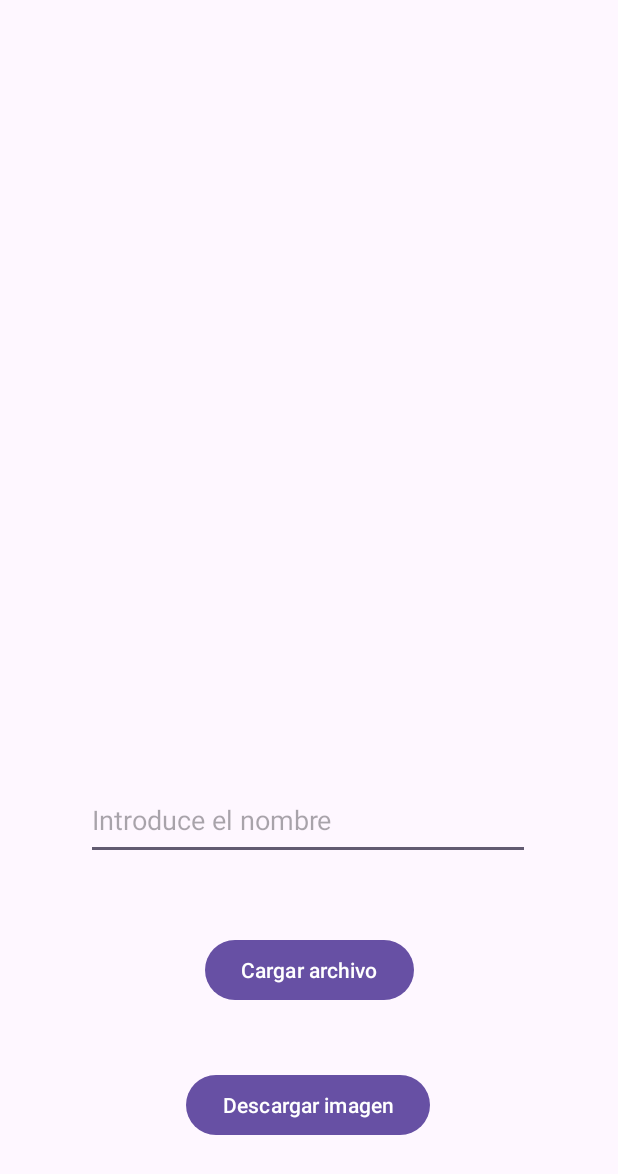
After one commit to canosuper/DAM2T-23_24-EJEMPLOS_PARA_ALUMNOS, an Android app: the UsoStorage screen opened directly, with no data from a screen before it, on a phone screen of 412 x 824 dp. The commit adds this screen. Shown: the top 1174 px of the screen. Run offline under Robolectric (Android 15) with nearby library versions, the phone set to English and light mode, and no system bars; our stand-ins replace Firebase (no records; nobody signed in at launch, a user with empty details on screens opened directly); pictures from the network do not load; 4 statements that could not run were skipped.

Commit message:
AÑADIDO CARGA Y DESCARGA EN STORAGE

```diff
--- a/ConexionYLogin/app/build.gradle.kts
+++ b/ConexionYLogin/app/build.gradle.kts
@@ -45,9 +45,12 @@ dependencies {
     implementation("androidx.appcompat:appcompat:1.6.1")
     implementation("com.google.android.material:material:1.10.0")
     implementation("androidx.constraintlayout:constraintlayout:2.1.4")
+
+
     implementation("com.google.firebase:firebase-auth:22.2.0")
     implementation("com.google.android.gms:play-services-auth:20.7.0")
     implementation("com.google.firebase:firebase-firestore:24.9.1")
+    implementation("com.google.firebase:firebase-storage:20.3.0")
 
     testImplementation("junit:junit:4.13.2")
     androidTestImplementation("androidx.test.ext:junit:1.1.5")
@@ -57,6 +60,6 @@ dependencies {
     implementation("com.google.firebase:firebase-analytics")
     implementation("com.google.firebase:firebase-auth-ktx:22.2.0")
 
-    //implementation("org.jetbrains.kotlinx:kotlinx-coroutines-android:1.7.3")
+    implementation("org.jetbrains.kotlinx:kotlinx-coroutines-android:1.7.3")
 
 }
--- a/ConexionYLogin/app/src/main/AndroidManifest.xml
+++ b/ConexionYLogin/app/src/main/AndroidManifest.xml
@@ -13,6 +13,9 @@
         android:theme="@style/Theme.ConexionYLoginAntonio"
         tools:targetApi="31">
         <activity
+            android:name=".UsoStorage"
+            android:exported="false" />
+        <activity
             android:name=".Home"
             android:exported="false" />
         <activity
--- a/ConexionYLogin/app/src/main/java/com/example/conexionyloginantonio/MainActivity.kt
+++ b/ConexionYLogin/app/src/main/java/com/example/conexionyloginantonio/MainActivity.kt
@@ -8,6 +8,7 @@ import android.util.Log
 import android.widget.Toast
 import androidx.activity.result.contract.ActivityResultContracts
 import androidx.appcompat.app.AlertDialog
+
 import com.example.conexionyloginantonio.databinding.ActivityMainBinding
 import com.google.android.gms.auth.api.signin.GoogleSignIn
 import com.google.android.gms.auth.api.signin.GoogleSignInAccount
@@ -72,7 +73,10 @@ class MainActivity : AppCompatActivity() {
                 showAlert("Rellene los campos")
             }
         }
-
+        binding.btnStorage.setOnClickListener {
+            val storageIntent = Intent(this, UsoStorage::class.java)
+            startActivity(storageIntent)
+        }
 
         //------------------ Login Google -------------------
         //------------------------------- -Autenticación Google --------------------------------------------------
--- /dev/null
+++ b/ConexionYLogin/app/src/main/java/com/example/conexionyloginantonio/UsoStorage.kt
@@ -0,0 +1,145 @@
+package com.example.conexionyloginantonio
+
+import android.graphics.Bitmap
+import android.graphics.BitmapFactory
+import android.net.Uri
+import androidx.appcompat.app.AppCompatActivity
+import android.os.Bundle
+import android.util.Log
+import android.widget.Toast
+import androidx.activity.result.PickVisualMediaRequest
+import androidx.activity.result.contract.ActivityResultContracts
+import com.example.conexionyloginantonio.databinding.ActivityUsoStorageBinding
+import com.google.firebase.ktx.Firebase
+import com.google.firebase.storage.FirebaseStorage
+import com.google.firebase.storage.StorageReference
+import com.google.firebase.storage.ktx.storage
+import java.io.File
+
+class UsoStorage : AppCompatActivity() {
+    private lateinit var binding: ActivityUsoStorageBinding
+    /*
+    https://firebase.google.com/docs/storage/android/create-reference
+    Crea una referencia para subir, descargar o borrar un archivo, o para obtener o actualizar sus metadatos.
+    Se puede decir que una referencia es un indicador que apunta a un archivo en la nube. Las referencias son livianas,
+    por lo que puedes crear todas las que necesites. También se pueden reutilizar en varias operaciones.
+     */
+    var storage = Firebase.storage
+    // Crea una referencia con la instancia singleton FirebaseStorage y con una llamada al método reference.
+    var storageRef = storage.reference
+    val TAG = "ACSCO"
+
+
+    override fun onCreate(savedInstanceState: Bundle?) {
+        super.onCreate(savedInstanceState)
+        //setContentView(R.layout.activity_uso_storage)
+        binding = ActivityUsoStorageBinding.inflate(layoutInflater)
+        setContentView(binding.root)
+
+        // Create a child reference
+        // imagesRef now points to "images"
+        var imagesRef: StorageReference? = storageRef.child("images")
+
+        // Child references can also take paths
+        // spaceRef now points to "images/space.jpg
+        // imagesRef still points to "images"
+        var spaceRef = storageRef.child("images/spock.jpg") //spock.jpg es el nombre de la imagen
+
+
+        // parent allows us to move our reference to a parent node
+        // imagesRef now points to 'images'
+        imagesRef = spaceRef.parent
+        Log.e(TAG, imagesRef!!.path.toString())
+
+        // root allows us to move all the way back to the top of our bucket
+        // rootRef now points to the root
+        val rootRef = spaceRef.root
+        Log.e(TAG, rootRef.path.toString())
+
+
+
+        // File path is "images/spock.jpg"
+        val path = spaceRef.path
+        Log.e(TAG, path.toString())
+
+        // File name is "spock.jpg"
+        val name = spaceRef.name
+        Log.e(TAG, name.toString())
+
+        //Listar todos.
+        val listRef = storage.reference.child("images")
+        listRef.listAll()
+            .addOnSuccessListener {
+                Log.d(TAG,"Items en images")
+                for (item in it.items) {
+                    Log.e(TAG,item.toString())
+                }
+            }
+            .addOnFailureListener {
+                // Uh-oh, an error occurred!
+            }
+
+        binding.btCargar.setOnClickListener {
+            fileUpload()
+        }
+
+        binding.btnDescargar.setOnClickListener {
+            fileDownload()
+        }
+    }
+
+    /**
+     * Método que descarga el fichero usando un archivo temporal.
+     */
+    fun fileDownload() {
+        var nomImagen=binding.txtNombreImagen.text.toString()
+        //var spaceRef = storageRef.child("images/saturno.webp")
+        var spaceRef = storageRef.child("images/$nomImagen")
+
+        val localfile  = File.createTempFile("tempImage","jpg")
+        spaceRef.getFile(localfile).addOnSuccessListener {
+            val bitmap = BitmapFactory.decodeFile(localfile.absolutePath)
+            binding.imgImagen.setImageBitmap(bitmap)
+        }.addOnFailureListener{
+            Toast.makeText(this,"Algo ha fallado en la descarga", Toast.LENGTH_SHORT).show()
+        }
+
+    }
+
+    /**
+     * Subida de imagen. Seleccionamos de la galería de imágenes (ver ejemplo de cargar Fotos). Si queremos subir de la cámara ver ejemplo Fotos.
+     */
+    //------------------------- Funciones de callback para activities results -------------------------
+    //Activity para lanzar la galería de imágenes.
+    val pickMedia = registerForActivityResult(ActivityResultContracts.PickVisualMedia()) { uri ->
+        // Callback is invoked after the user selects a media item or closes the
+        // photo picker.
+
+        if (uri != null) {
+            Log.d(TAG, "Selected URI: $uri")
+            binding.imgImagen.setImageURI(uri)
+            Log.d(TAG, "Cargada")
+            val Folder: StorageReference =
+                FirebaseStorage.getInstance().getReference().child("images")
+//            val file_name: StorageReference = Folder.child("" + uri!!.lastPathSegment) //<-- Podemos coger el último segmento de toda la ruta como nombre.
+            val file_name: StorageReference = Folder.child(binding.txtNombreImagen.text.toString())  //<-- Podemos poner el nombre que queramos. lo leo de la caja de texto.
+            file_name.putFile(uri).addOnSuccessListener { taskSnapshot ->
+                file_name.getDownloadUrl().addOnSuccessListener { uri ->
+                    Toast.makeText(this,"Imagen ${uri.toString()} subida correctamente", Toast.LENGTH_SHORT).show()
+                }
+            }
+        } else {
+            Log.d(TAG, "No media selected")
+        }
+    }
+
+    fun fileUpload(){
+        var nomImagen=binding.txtNombreImagen.text.toString()
+        if(nomImagen==""){
+            Toast.makeText(this,"Introduce un nombre para la imagen", Toast.LENGTH_SHORT).show()
+        }
+        else {
+            pickMedia.launch(PickVisualMediaRequest(ActivityResultContracts.PickVisualMedia.ImageOnly))
+        }
+    }
+}
--- /dev/null
+++ b/ConexionYLogin/app/src/main/res/layout/activity_uso_storage.xml
@@ -0,0 +1,56 @@
+<?xml version="1.0" encoding="utf-8"?>
+<androidx.constraintlayout.widget.ConstraintLayout xmlns:android="http://schemas.android.com/apk/res/android"
+    xmlns:app="http://schemas.android.com/apk/res-auto"
+    xmlns:tools="http://schemas.android.com/tools"
+    android:layout_width="match_parent"
+    android:layout_height="match_parent"
+    tools:context=".UsoStorage">
+
+    <Button
+        android:id="@+id/btCargar"
+        android:layout_width="wrap_content"
+        android:layout_height="wrap_content"
+        android:text="Cargar archivo"
+        app:layout_constraintBottom_toBottomOf="parent"
+        app:layout_constraintEnd_toEndOf="parent"
+        app:layout_constraintStart_toStartOf="parent"
+        app:layout_constraintTop_toTopOf="parent"
+        app:layout_constraintVertical_bias="0.802" />
+
+    <ImageView
+        android:id="@+id/imgImagen"
+        android:layout_width="364dp"
+        android:layout_height="450dp"
+        app:layout_constraintBottom_toBottomOf="parent"
+        app:layout_constraintEnd_toEndOf="parent"
+        app:layout_constraintHorizontal_bias="0.659"
+        app:layout_constraintStart_toStartOf="parent"
+        app:layout_constraintTop_toTopOf="parent"
+        app:layout_constraintVertical_bias="0.056"
+        tools:srcCompat="@tools:sample/avatars" />
+
+    <Button
+        android:id="@+id/btnDescargar"
+        android:layout_width="wrap_content"
+        android:layout_height="wrap_content"
+        android:text="Descargar imagen"
+        app:layout_constraintBottom_toBottomOf="parent"
+        app:layout_constraintEnd_toEndOf="parent"
+        app:layout_constraintHorizontal_bias="0.497"
+        app:layout_constraintStart_toStartOf="parent"
+        app:layout_constraintTop_toTopOf="parent"
+        app:layout_constraintVertical_bias="0.918" />
+
+    <EditText
+        android:id="@+id/txtNombreImagen"
+        android:layout_width="296dp"
+        android:layout_height="53dp"
+        android:ems="10"
+        android:hint="Introduce el nombre"
+        android:inputType="text"
+        app:layout_constraintBottom_toTopOf="@+id/btCargar"
+        app:layout_constraintEnd_toEndOf="parent"
+        app:layout_constraintHorizontal_bias="0.497"
+        app:layout_constraintStart_toStartOf="parent"
+        app:layout_constraintTop_toBottomOf="@+id/imgImagen" />
+</androidx.constraintlayout.widget.ConstraintLayout>
```
Also changed, not shown: ConexionYLogin/app/src/main/java/com/example/conexionyloginantonio/Home.kt (+42 -42 lines), ConexionYLogin/app/src/main/res/layout/activity_main.xml (+10 -0 lines), 1 other file.
